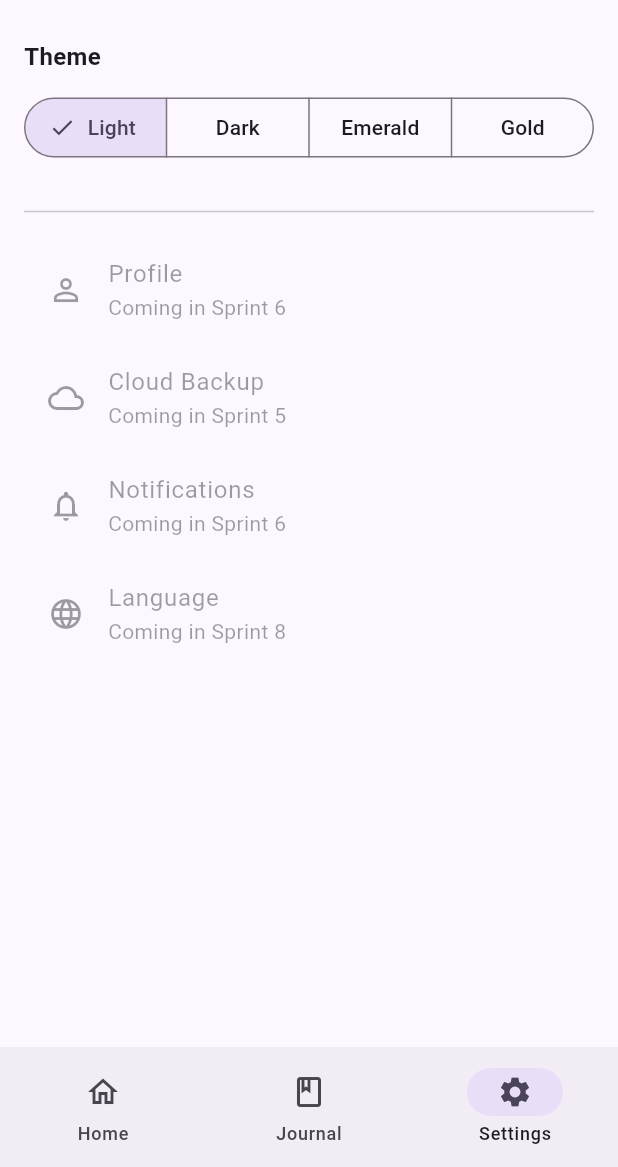
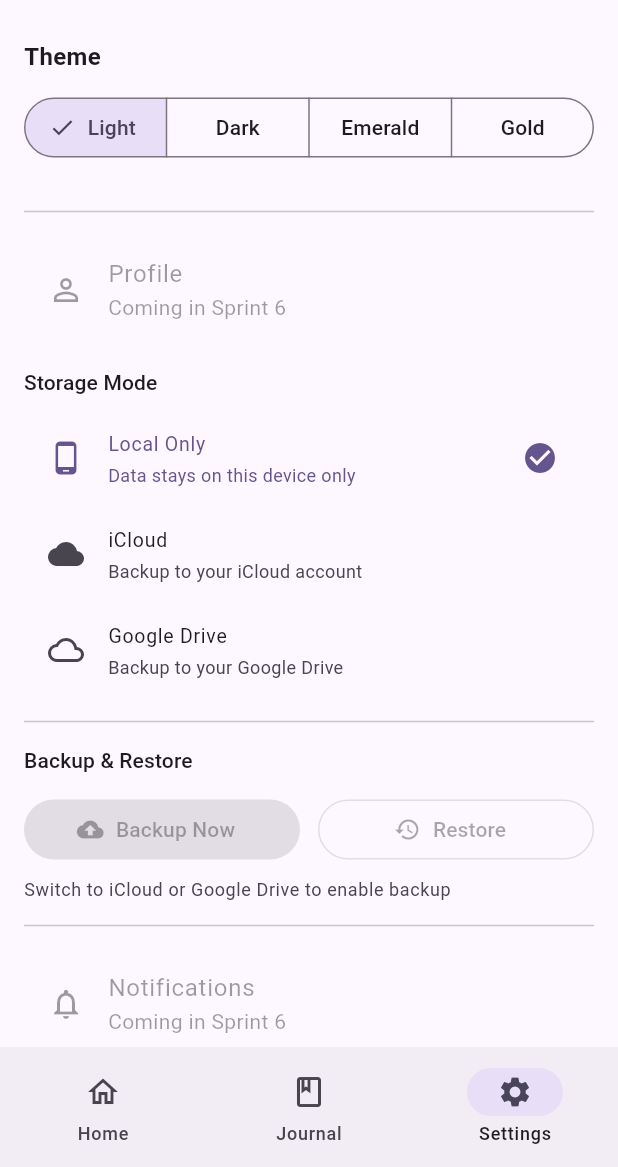
Before and after one commit to vteial/saranidhi, a Flutter app: the screen it shows after launch, item 3 of the bottom bar chosen, on a phone screen of 412 x 824 dp, the part 69-1236 px from its top. Run offline on Flutter 3.47's test engine with Material 3 defaults, Android fonts, the phone set to English and light mode, and no system bars; our stand-ins replace drift, drift_flutter, flutter_riverpod, flutter_svg, go_router, riverpod_annotation and 1 more; accounts and stored records are empty; generated files the repository leaves out were written again.

Commit message:
feat(sprint5): Cloud Backup Integration
- Implement abstract CloudBackupRepository interface
- Implement LocalBackupRepository (no-op for local mode)
- Implement ICloudBackupRepository (stub — architecture ready for real credentials)
- Implement GoogleDriveBackupRepository (stub — architecture ready for real credentials)
- Implement DatabaseExporter (JSON export/import of all tables)
- Build storage mode selector UI (Local / iCloud / Google Drive)
- Build backup/restore settings UI (backup now, restore, status display)
- Implement Riverpod providers (storageModeProvider, backupRepositoryProvider, backupNotifier)
- Integrate backup UI into Settings screen
- Add 15 unit tests for backup repositories and storage mode
- Update sprint tracker, docs to current state
- Total: 165 tests passing, zero analyzer issues, web build successful

```diff
--- /dev/null
+++ b/lib/features/cloud_backup/domain/backup_repository.dart
@@ -0,0 +1,81 @@
+/// Represents the result of a backup or restore operation.
+class BackupResult {
+  const BackupResult({
+    required this.success,
+    this.message,
+    this.backupDate,
+    this.sizeBytes,
+  });
+
+  final bool success;
+  final String? message;
+  final DateTime? backupDate;
+  final int? sizeBytes;
+}
+
+/// Metadata about an existing backup in the cloud.
+class BackupMetadata {
+  const BackupMetadata({
+    required this.lastBackupDate,
+    required this.sizeBytes,
+    required this.storageMode,
+  });
+
+  final DateTime lastBackupDate;
+  final int sizeBytes;
+  final String storageMode;
+}
+
+/// The storage mode for cloud backup.
+enum StorageMode {
+  /// Data stays on device only.
+  local,
+
+  /// Backup to iCloud (iOS).
+  icloud,
+
+  /// Backup to Google Drive (Android/Web).
+  gdrive;
+
+  String get displayName => switch (this) {
+    StorageMode.local => 'Local Only',
+    StorageMode.icloud => 'iCloud',
+    StorageMode.gdrive => 'Google Drive',
+  };
+
+  String get description => switch (this) {
+    StorageMode.local => 'Data stays on this device only',
+    StorageMode.icloud => 'Backup to your iCloud account',
+    StorageMode.gdrive => 'Backup to your Google Drive',
+  };
+}
+
+/// Abstract interface for cloud backup operations.
+///
+/// Implementations:
+/// - `LocalBackupRepository` — no-op (local only mode)
+/// - `ICloudBackupRepository` — iOS iCloud backup (future)
+/// - `GoogleDriveBackupRepository` — Android/Web Google Drive (future)
+abstract class CloudBackupRepository {
+  /// Backs up the database to the cloud provider.
+  Future<BackupResult> backup(List<int> encryptedData);
+
+  /// Restores the database from the cloud provider.
+  /// Returns the encrypted bytes, or null if no backup exists.
+  Future<List<int>?> restore();
+
+  /// Checks if a backup exists and returns its metadata.
+  Future<BackupMetadata?> getBackupMetadata();
+
+  /// Deletes the existing backup from the cloud.
+  Future<BackupResult> deleteBackup();
+
+  /// Whether the user is authenticated with this provider.
+  Future<bool> isAuthenticated();
+
+  /// Signs in to the cloud provider.
+  Future<bool> signIn();
+
+  /// Signs out from the cloud provider.
+  Future<void> signOut();
+}
--- /dev/null
+++ b/lib/features/cloud_backup/presentation/widgets/backup_actions_widget.dart
@@ -0,0 +1,169 @@
+import 'package:flutter/material.dart';
+import 'package:flutter_riverpod/flutter_riverpod.dart';
+import 'package:saranidhi/features/cloud_backup/domain/backup_repository.dart';
+import 'package:saranidhi/features/cloud_backup/providers/backup_providers.dart';
+
+/// Widget displaying backup/restore actions and last backup info.
+class BackupActionsWidget extends ConsumerWidget {
+  const BackupActionsWidget({super.key});
+
+  @override
+  Widget build(BuildContext context, WidgetRef ref) {
+    final backupState = ref.watch(backupNotifierProvider);
+    final storageMode = ref.watch(storageModeProvider);
+    final theme = Theme.of(context);
+    final isLocal = storageMode == StorageMode.local;
+
+    return Column(
+      crossAxisAlignment: CrossAxisAlignment.start,
+      children: [
+        Text('Backup & Restore', style: theme.textTheme.titleSmall),
+        const SizedBox(height: 12),
+
+        // Last backup info
+        if (backupState.metadata != null) ...[
+          Card(
+            child: ListTile(
+              leading: const Icon(Icons.backup),
+              title: const Text('Last Backup'),
+              subtitle: Text(_formatDate(backupState.metadata!.lastBackupDate)),
+              trailing: Text(
+                _formatSize(backupState.metadata!.sizeBytes),
+                style: theme.textTheme.bodySmall,
+              ),
+            ),
+          ),
+          const SizedBox(height: 8),
+        ],
+
+        // Backup button
+        Row(
+          children: [
+            Expanded(
+              child: FilledButton.icon(
+                onPressed: isLocal || backupState.isBackingUp
+                    ? null
+                    : () => ref
+                          .read(backupNotifierProvider.notifier)
+                          .performBackup(),
+                icon: backupState.isBackingUp
+                    ? const SizedBox(
+                        width: 16,
+                        height: 16,
+                        child: CircularProgressIndicator(strokeWidth: 2),
+                      )
+                    : const Icon(Icons.backup),
+                label: Text(
+                  backupState.isBackingUp ? 'Backing up...' : 'Backup Now',
+                ),
+              ),
+            ),
+            const SizedBox(width: 12),
+            Expanded(
+              child: OutlinedButton.icon(
+                onPressed: isLocal || backupState.isRestoring
+                    ? null
+                    : () => _confirmRestore(context, ref),
+                icon: backupState.isRestoring
+                    ? const SizedBox(
+                        width: 16,
+                        height: 16,
+                        child: CircularProgressIndicator(strokeWidth: 2),
+                      )
+                    : const Icon(Icons.restore),
+                label: Text(
+                  backupState.isRestoring ? 'Restoring...' : 'Restore',
+                ),
+              ),
+            ),
+          ],
+        ),
+
+        if (isLocal) ...[
+          const SizedBox(height: 8),
+          Text(
+            'Switch to iCloud or Google Drive to enable backup',
+            style: theme.textTheme.bodySmall?.copyWith(
+              color: theme.colorScheme.onSurfaceVariant,
+            ),
+          ),
+        ],
+
+        // Result message
+        if (backupState.lastResult != null) ...[
+          const SizedBox(height: 12),
+          Card(
+            color: backupState.lastResult!.success
+                ? theme.colorScheme.primaryContainer.withValues(alpha: 0.3)
+                : theme.colorScheme.errorContainer.withValues(alpha: 0.3),
+            child: Padding(
+              padding: const EdgeInsets.all(12),
+              child: Row(
+                children: [
+                  Icon(
+                    backupState.lastResult!.success
+                        ? Icons.check_circle
+                        : Icons.error_outline,
+                    size: 20,
+                    color: backupState.lastResult!.success
+                        ? theme.colorScheme.primary
+                        : theme.colorScheme.error,
+                  ),
+                  const SizedBox(width: 8),
+                  Expanded(
+                    child: Text(
+                      backupState.lastResult!.message ?? 'Operation complete',
+                      style: theme.textTheme.bodySmall,
+                    ),
+                  ),
+                ],
+              ),
+            ),
+          ),
+        ],
+      ],
+    );
+  }
+
+  void _confirmRestore(BuildContext context, WidgetRef ref) {
+    showDialog<bool>(
+      context: context,
+      builder: (context) => AlertDialog(
+        title: const Text('Restore Backup?'),
+        content: const Text(
+          'This will replace all current data with the backup. '
+          'This action cannot be undone.',
+        ),
+        actions: [
+          TextButton(
+            onPressed: () => Navigator.of(context).pop(),
+            child: const Text('Cancel'),
+          ),
+          FilledButton(
+            onPressed: () {
+              Navigator.of(context).pop();
+              ref.read(backupNotifierProvider.notifier).performRestore();
+            },
+            style: FilledButton.styleFrom(
+              backgroundColor: Theme.of(context).colorScheme.error,
+            ),
+            child: const Text('Restore'),
+          ),
+        ],
+      ),
+    );
+  }
+
+  String _formatDate(DateTime date) {
+    return '${date.year}-${date.month.toString().padLeft(2, '0')}-'
+        '${date.day.toString().padLeft(2, '0')} '
+        '${date.hour.toString().padLeft(2, '0')}:'
+        '${date.minute.toString().padLeft(2, '0')}';
+  }
+
+  String _formatSize(int bytes) {
+    if (bytes < 1024) return '$bytes B';
+    if (bytes < 1024 * 1024) return '${(bytes / 1024).toStringAsFixed(1)} KB';
+    return '${(bytes / (1024 * 1024)).toStringAsFixed(1)} MB';
+  }
+}
--- /dev/null
+++ b/lib/features/cloud_backup/presentation/widgets/storage_mode_selector.dart
@@ -0,0 +1,44 @@
+import 'package:flutter/material.dart';
+import 'package:flutter_riverpod/flutter_riverpod.dart';
+import 'package:saranidhi/features/cloud_backup/domain/backup_repository.dart';
+import 'package:saranidhi/features/cloud_backup/providers/backup_providers.dart';
+
+/// Widget for selecting the storage mode (Local / iCloud / Google Drive).
+class StorageModeSelector extends ConsumerWidget {
+  const StorageModeSelector({super.key});
+
+  @override
+  Widget build(BuildContext context, WidgetRef ref) {
+    final currentMode = ref.watch(storageModeProvider);
+    final theme = Theme.of(context);
+
+    return Column(
+      crossAxisAlignment: CrossAxisAlignment.start,
+      children: [
+        Text('Storage Mode', style: theme.textTheme.titleSmall),
+        const SizedBox(height: 8),
+        ...StorageMode.values.map(
+          (mode) => ListTile(
+            leading: Icon(_iconForMode(mode)),
+            title: Text(mode.displayName),
+            subtitle: Text(mode.description),
+            trailing: currentMode == mode
+                ? Icon(Icons.check_circle, color: theme.colorScheme.primary)
+                : null,
+            onTap: () {
+              ref.read(storageModeProvider.notifier).setMode(mode);
+            },
+            selected: currentMode == mode,
+            dense: true,
+          ),
+        ),
+      ],
+    );
+  }
+
+  IconData _iconForMode(StorageMode mode) => switch (mode) {
+    StorageMode.local => Icons.phone_android,
+    StorageMode.icloud => Icons.cloud,
+    StorageMode.gdrive => Icons.cloud_outlined,
+  };
+}
--- /dev/null
+++ b/lib/features/cloud_backup/providers/backup_providers.dart
@@ -0,0 +1,139 @@
+import 'dart:typed_data';
+
+import 'package:flutter_riverpod/flutter_riverpod.dart';
+import 'package:saranidhi/database/database_provider.dart';
+import 'package:saranidhi/features/cloud_backup/data/gdrive_backup_repository.dart';
+import 'package:saranidhi/features/cloud_backup/data/icloud_backup_repository.dart';
+import 'package:saranidhi/features/cloud_backup/data/local_backup_repository.dart';
+import 'package:saranidhi/features/cloud_backup/domain/backup_repository.dart';
+import 'package:saranidhi/features/cloud_backup/domain/database_exporter.dart';
+import 'package:shared_preferences/shared_preferences.dart';
+
+const _storageModeKey = 'storage_mode';
+
+/// Provides the current storage mode.
+final storageModeProvider = NotifierProvider<StorageModeNotifier, StorageMode>(
+  StorageModeNotifier.new,
+);
+
+class StorageModeNotifier extends Notifier<StorageMode> {
+  @override
+  StorageMode build() {
+    _loadFromPrefs();
+    return StorageMode.local;
+  }
+
+  Future<void> _loadFromPrefs() async {
+    final prefs = await SharedPreferences.getInstance();
+    final saved = prefs.getString(_storageModeKey);
+    if (saved != null) {
+      state = StorageMode.values.firstWhere(
+        (e) => e.name == saved,
+        orElse: () => StorageMode.local,
+      );
+    }
+  }
+
+  Future<void> setMode(StorageMode mode) async {
+    state = mode;
+    final prefs = await SharedPreferences.getInstance();
+    await prefs.setString(_storageModeKey, mode.name);
+  }
+}
+
+/// Provides the appropriate [CloudBackupRepository] based on storage mode.
+final backupRepositoryProvider = Provider<CloudBackupRepository>((ref) {
+  final mode = ref.watch(storageModeProvider);
+  return switch (mode) {
+    StorageMode.local => LocalBackupRepository(),
+    StorageMode.icloud => ICloudBackupRepository(),
+    StorageMode.gdrive => GoogleDriveBackupRepository(),
+  };
+});
+
+/// Provides the [DatabaseExporter] instance.
+final databaseExporterProvider = Provider<DatabaseExporter>((ref) {
+  final db = ref.watch(appDatabaseProvider);
+  return DatabaseExporter(db);
+});
+
+/// State for backup operations.
+class BackupState {
+  const BackupState({
+    this.isBackingUp = false,
+    this.isRestoring = false,
+    this.lastResult,
+    this.metadata,
+  });
+
+  final bool isBackingUp;
+  final bool isRestoring;
+  final BackupResult? lastResult;
+  final BackupMetadata? metadata;
+}
+
+/// Manages backup/restore operations.
+final backupNotifierProvider = NotifierProvider<BackupNotifier, BackupState>(
+  BackupNotifier.new,
+);
+
+class BackupNotifier extends Notifier<BackupState> {
+  @override
+  BackupState build() {
+    _loadMetadata();
+    return const BackupState();
+  }
+
+  Future<void> _loadMetadata() async {
+    final repo = ref.read(backupRepositoryProvider);
+    final metadata = await repo.getBackupMetadata();
+    state = BackupState(metadata: metadata);
+  }
+
+  Future<void> performBackup() async {
+    state = BackupState(isBackingUp: true, metadata: state.metadata);
+
+    final exporter = ref.read(databaseExporterProvider);
+    final repo = ref.read(backupRepositoryProvider);
+
+    final bytes = await exporter.exportToBytes();
+    final result = await repo.backup(bytes);
+
+    final metadata = result.success ? await repo.getBackupMetadata() : null;
+    state = BackupState(lastResult: result, metadata: metadata);
+  }
+
+  Future<void> performRestore() async {
+    state = BackupState(isRestoring: true, metadata: state.metadata);
+
+    final repo = ref.read(backupRepositoryProvider);
+    final bytes = await repo.restore();
+
+    if (bytes == null) {
+      state = BackupState(
+        lastResult: const BackupResult(
+          success: false,
+          message: 'No backup found to restore',
+        ),
+        metadata: state.metadata,
+      );
+      return;
+    }
+
+    final exporter = ref.read(databaseExporterProvider);
+    final restoredBytes = bytes;
+    await exporter.importFromBytes(
+      restoredBytes is Uint8List
+          ? restoredBytes
+          : Uint8List.fromList(restoredBytes),
+    );
+
+    state = BackupState(
+      lastResult: const BackupResult(
+        success: true,
+        message: 'Data restored successfully',
+      ),
+      metadata: state.metadata,
+    );
+  }
+}
--- a/lib/features/settings/presentation/settings_screen.dart
+++ b/lib/features/settings/presentation/settings_screen.dart
@@ -3,6 +3,8 @@ import 'package:flutter_riverpod/flutter_riverpod.dart';
 import 'package:saranidhi/core/theme/app_theme.dart';
 import 'package:saranidhi/core/theme/theme_provider.dart';
 import 'package:saranidhi/core/utils/branded_app_bar.dart';
+import 'package:saranidhi/features/cloud_backup/presentation/widgets/backup_actions_widget.dart';
+import 'package:saranidhi/features/cloud_backup/presentation/widgets/storage_mode_selector.dart';
 
 /// The Settings screen.
 ///
@@ -51,12 +53,11 @@ class SettingsScreen extends ConsumerWidget {
             subtitle: Text('Coming in Sprint 6'),
             enabled: false,
           ),
-          const ListTile(
-            leading: Icon(Icons.cloud_outlined),
-            title: Text('Cloud Backup'),
-            subtitle: Text('Coming in Sprint 5'),
-            enabled: false,
-          ),
+          const SizedBox(height: 16),
+          const StorageModeSelector(),
+          const Divider(height: 32),
+          const BackupActionsWidget(),
+          const Divider(height: 32),
           const ListTile(
             leading: Icon(Icons.notifications_outlined),
             title: Text('Notifications'),
```
Also changed, not shown: lib/features/cloud_backup/data/gdrive_backup_repository.dart (added, +69 -0 lines), lib/features/cloud_backup/data/icloud_backup_repository.dart (added, +69 -0 lines), lib/features/cloud_backup/data/local_backup_repository.dart (added, +37 -0 lines), lib/features/cloud_backup/domain/database_exporter.dart (added, +126 -0 lines), 2 other files.
